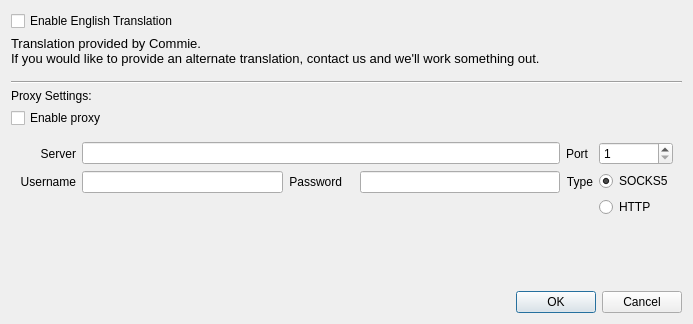
KanColleTool/kct-viewer, file KVSettingsDialog.ui: the form before one commit.
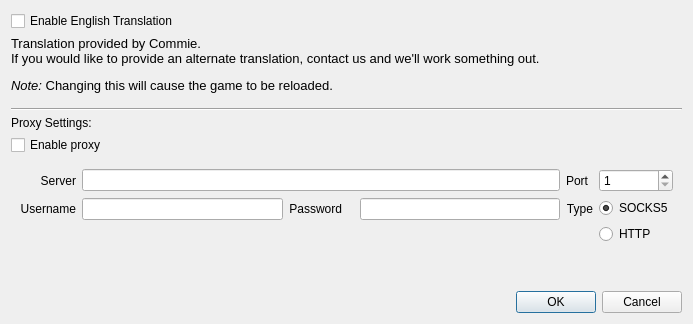
The form after the commit.

Commit message: Only reload the game if the Translation flag was changed

What changed in the file:
```diff
--- a/KVSettingsDialog.ui
+++ b/KVSettingsDialog.ui
@@ -35,12 +35,21 @@
       </font>
      </property>
      <property name="text">
-      <string>Translation provided by Commie.
-If you would like to provide an alternate translation, contact us and we'll work something out.</string>
+      <string>&lt;p&gt;
+Translation provided by Commie.&lt;br /&gt;
+If you would like to provide an alternate translation, contact us and we'll work something out.
+&lt;/p&gt;
+
+&lt;p&gt;
+&lt;i&gt;Note:&lt;/i&gt; Changing this will cause the game to be reloaded.
+&lt;/p&gt;</string>
      </property>
      <property name="alignment">
       <set>Qt::AlignLeading|Qt::AlignLeft|Qt::AlignVCenter</set>
      </property>
+     <property name="wordWrap">
+      <bool>true</bool>
+     </property>
     </widget>
    </item>
    <item>
```
The commit also changes 2 other files.
